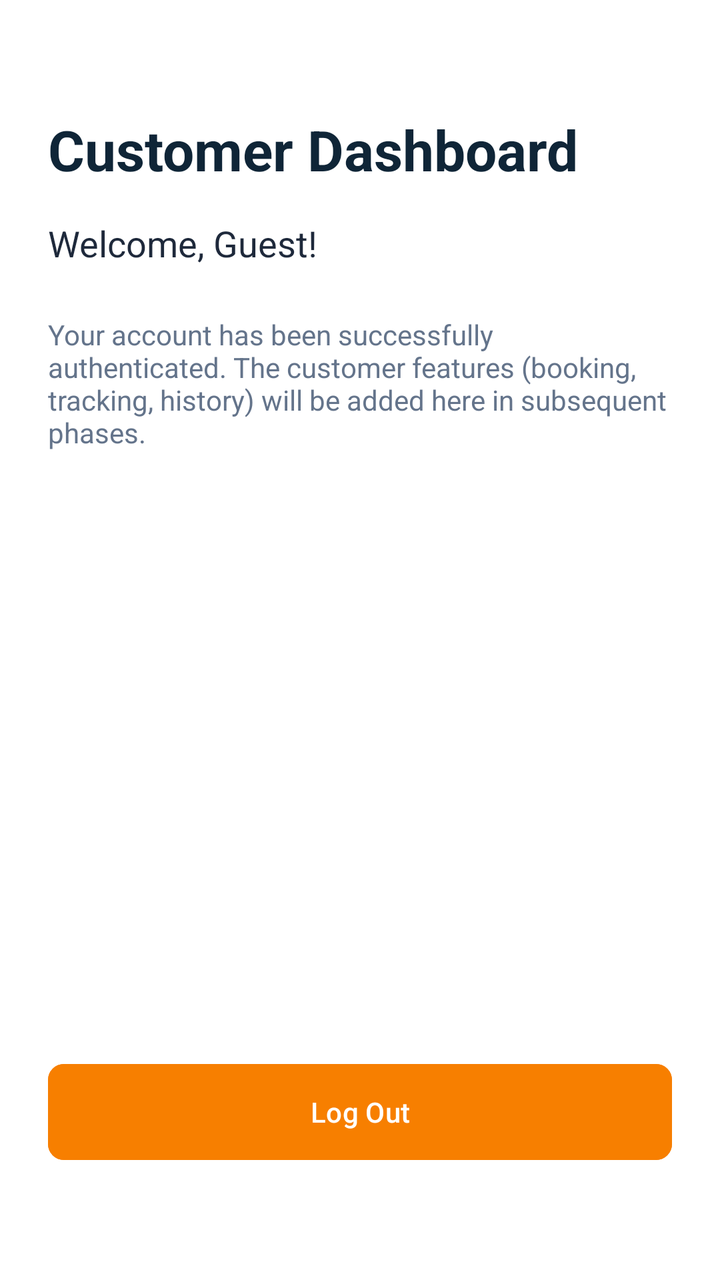
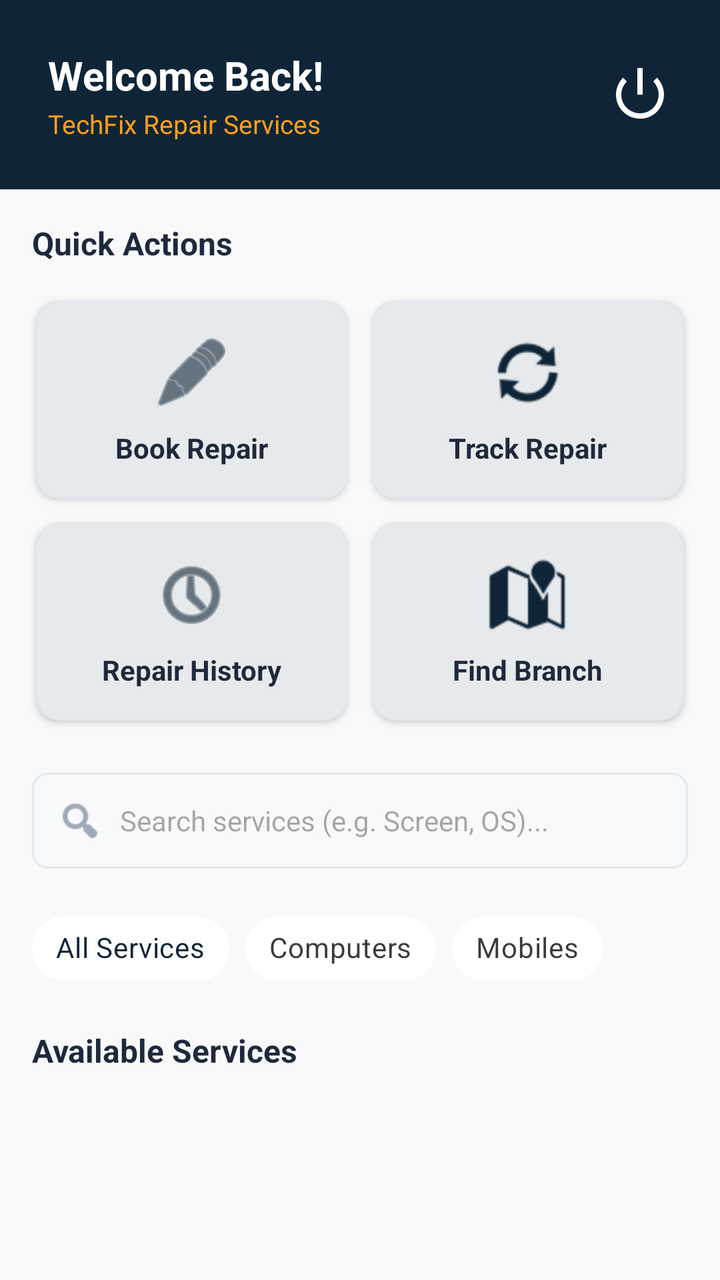

Two renders of the same Android screen: before a commit and after it. Below are the layout's source before the change and the commit's diff.
<!-- AndroidManifest.xml: application theme Theme.TechFix -->
<!-- res/layout/activity_customer_dashboard.xml -->
<?xml version="1.0" encoding="utf-8"?>
<androidx.constraintlayout.widget.ConstraintLayout
    xmlns:android="http://schemas.android.com/apk/res/android"
    xmlns:app="http://schemas.android.com/apk/res-auto"
    xmlns:tools="http://schemas.android.com/tools"
    android:layout_width="match_parent"
    android:layout_height="match_parent"
    android:padding="24dp"
    android:background="@color/backgroundColor"
    tools:context="com.techfix.app.customer.CustomerDashboardActivity">

    <TextView
        android:id="@+id/dashboardTitle"
        android:layout_width="wrap_content"
        android:layout_height="wrap_content"
        android:text="Customer Dashboard"
        android:textSize="28sp"
        android:textStyle="bold"
        android:textColor="@color/primaryColor"
        android:layout_marginTop="32dp"
        app:layout_constraintTop_toTopOf="parent"
        app:layout_constraintStart_toStartOf="parent" />

    <TextView
        android:id="@+id/welcomeUserText"
        android:layout_width="wrap_content"
        android:layout_height="wrap_content"
        android:text="Welcome, Guest!"
        android:textSize="18sp"
        android:textColor="@color/textPrimary"
        android:layout_marginTop="16dp"
        app:layout_constraintTop_toBottomOf="@id/dashboardTitle"
        app:layout_constraintStart_toStartOf="parent" />

    <TextView
        android:id="@+id/tempMessage"
        android:layout_width="match_parent"
        android:layout_height="wrap_content"
        android:text="Your account has been successfully authenticated. The customer features (booking, tracking, history) will be added here in subsequent phases."
        android:textSize="14sp"
        android:textColor="@color/textSecondary"
        android:layout_marginTop="24dp"
        app:layout_constraintTop_toBottomOf="@id/welcomeUserText" />

    <com.google.android.material.button.MaterialButton
        android:id="@+id/logoutButton"
        android:layout_width="match_parent"
        android:layout_height="56dp"
        android:text="Log Out"
        android:backgroundTint="@color/secondaryColor"
        android:textColor="@color/white"
        app:cornerRadius="8dp"
        android:layout_marginBottom="32dp"
        app:layout_constraintBottom_toBottomOf="parent" />

</androidx.constraintlayout.widget.ConstraintLayout>
<!-- resources referenced by this layout -->
<resources>
  <color name="backgroundColor">#FFFFFF</color>
  <color name="primaryColor">#0F2537</color>
  <color name="secondaryColor">#F77F00</color>
  <color name="textPrimary">#1E293B</color>
  <color name="textSecondary">#64748B</color>
  <color name="white">#FFFFFFFF</color>
  <style name="Theme.TechFix" parent="Base.Theme.TechFix" />
  <style name="Base.Theme.TechFix" parent="Theme.Material3.DayNight.NoActionBar">
          
          <item name="colorPrimary">@color/primaryColor</item>
          <item name="colorPrimaryDark">@color/primaryDarkColor</item>
          <item name="colorSecondary">@color/secondaryColor</item>
          <item name="colorError">@color/errorColor</item>
          
          
          <item name="android:windowBackground">@color/backgroundColor</item>
          <item name="colorSurface">@color/surfaceColor</item>
          <item name="colorOnPrimary">@color/white</item>
          <item name="colorOnSecondary">@color/white</item>
      </style>
  <color name="primaryDarkColor">#081426</color>
  <color name="errorColor">#D00000</color>
  <color name="surfaceColor">#F8F9FA</color>
</resources>

<!-- the commit's change to res/layout/activity_customer_dashboard.xml (unified diff, before → after) -->
@@ -1,56 +1,426 @@
 <?xml version="1.0" encoding="utf-8"?>
-<androidx.constraintlayout.widget.ConstraintLayout
+<androidx.constraintlayout.widget.ConstraintLayout 
     xmlns:android="http://schemas.android.com/apk/res/android"
     xmlns:app="http://schemas.android.com/apk/res-auto"
     xmlns:tools="http://schemas.android.com/tools"
     android:layout_width="match_parent"
     android:layout_height="match_parent"
-    android:padding="24dp"
-    android:background="@color/backgroundColor"
+    android:background="@color/surfaceColor"
     tools:context="com.techfix.app.customer.CustomerDashboardActivity">
 
-    <TextView
-        android:id="@+id/dashboardTitle"
-        android:layout_width="wrap_content"
-        android:layout_height="wrap_content"
-        android:text="Customer Dashboard"
-        android:textSize="28sp"
-        android:textStyle="bold"
-        android:textColor="@color/primaryColor"
-        android:layout_marginTop="32dp"
-        app:layout_constraintTop_toTopOf="parent"
-        app:layout_constraintStart_toStartOf="parent" />
-
-    <TextView
-        android:id="@+id/welcomeUserText"
-        android:layout_width="wrap_content"
-        android:layout_height="wrap_content"
-        android:text="Welcome, Guest!"
-        android:textSize="18sp"
-        android:textColor="@color/textPrimary"
-        android:layout_marginTop="16dp"
-        app:layout_constraintTop_toBottomOf="@id/dashboardTitle"
-        app:layout_constraintStart_toStartOf="parent" />
-
-    <TextView
-        android:id="@+id/tempMessage"
+    <ScrollView
+        android:layout_width="match_parent"
+        android:layout_height="match_parent"
+        android:fillViewport="true">
+
+        <LinearLayout
+            android:layout_width="match_parent"
+            android:layout_height="wrap_content"
+            android:orientation="vertical">
+
+            
+            <RelativeLayout
+                android:layout_width="match_parent"
+                android:layout_height="wrap_content"
+                android:background="@color/primaryColor"
+                android:padding="24dp">
+
+                <TextView
+                    android:id="@+id/welcomeUserText"
+                    android:layout_width="wrap_content"
+                    android:layout_height="wrap_content"
+                    android:text="Welcome Back!"
+                    android:textSize="20sp"
+                    android:textStyle="bold"
+                    android:textColor="@color/white" />
+
+                <TextView
+                    android:layout_width="wrap_content"
+                    android:layout_height="wrap_content"
+                    android:text="TechFix Repair Services"
+                    android:textSize="13sp"
+                    android:textColor="@color/secondaryLightColor"
+                    android:layout_below="@id/welcomeUserText"
+                    android:layout_marginTop="2dp" />
+
+                <ImageView
+                    android:id="@+id/logoutIcon"
+                    android:layout_width="32dp"
+                    android:layout_height="32dp"
+                    android:layout_alignParentEnd="true"
+                    android:layout_centerVertical="true"
+                    android:src="@android:drawable/ic_lock_power_off"
+                    android:contentDescription="Log Out"
+                    app:tint="@color/white" />
+            </RelativeLayout>
+
+            
+            <TextView
+                android:layout_width="wrap_content"
+                android:layout_height="wrap_content"
+                android:text="Quick Actions"
+                android:textSize="16sp"
+                android:textStyle="bold"
+                android:textColor="@color/textPrimary"
+                android:layout_marginHorizontal="16dp"
+                android:layout_marginTop="16dp" />
+
+            <GridLayout
+                android:layout_width="match_parent"
+                android:layout_height="wrap_content"
+                android:columnCount="2"
+                android:rowCount="2"
+                android:padding="12dp">
+
+                
+                <com.google.android.material.card.MaterialCardView
+                    android:id="@+id/actionBookRepair"
+                    android:layout_width="0dp"
+                    android:layout_height="wrap_content"
+                    android:layout_columnWeight="1"
+                    android:layout_margin="6dp"
+                    app:cardCornerRadius="12dp"
+                    app:cardElevation="2dp"
+                    app:strokeWidth="1dp"
+                    app:strokeColor="@color/dividerColor">
+                    <LinearLayout
+                        android:layout_width="match_parent"
+                        android:layout_height="wrap_content"
+                        android:orientation="vertical"
+                        android:gravity="center"
+                        android:padding="16dp">
+                        <ImageView
+                            android:layout_width="40dp"
+                            android:layout_height="40dp"
+                            android:src="@android:drawable/ic_menu_edit"
+                            app:tint="@color/primaryColor" />
+                        <TextView
+                            android:layout_width="wrap_content"
+                            android:layout_height="wrap_content"
+                            android:text="Book Repair"
+                            android:textSize="14sp"
+                            android:textStyle="bold"
+                            android:textColor="@color/textPrimary"
+                            android:layout_marginTop="8dp" />
+                    </LinearLayout>
+                </com.google.android.material.card.MaterialCardView>
+
+                
+                <com.google.android.material.card.MaterialCardView
+                    android:id="@+id/actionTrackRepair"
+                    android:layout_width="0dp"
+                    android:layout_height="wrap_content"
+                    android:layout_columnWeight="1"
+                    android:layout_margin="6dp"
+                    app:cardCornerRadius="12dp"
+                    app:cardElevation="2dp"
+                    app:strokeWidth="1dp"
+                    app:strokeColor="@color/dividerColor">
+                    <LinearLayout
+                        android:layout_width="match_parent"
+                        android:layout_height="wrap_content"
+                        android:orientation="vertical"
+                        android:gravity="center"
+                        android:padding="16dp">
+                        <ImageView
+                            android:layout_width="40dp"
+                            android:layout_height="40dp"
+                            android:src="@android:drawable/ic_popup_sync"
+                            app:tint="@color/primaryColor" />
+                        <TextView
+                            android:layout_width="wrap_content"
+                            android:layout_height="wrap_content"
+                            android:text="Track Repair"
+                            android:textSize="14sp"
+                            android:textStyle="bold"
+                            android:textColor="@color/textPrimary"
+                            android:layout_marginTop="8dp" />
+                    </LinearLayout>
+                </com.google.android.material.card.MaterialCardView>
+
+                
+                <com.google.android.material.card.MaterialCardView
+                    android:id="@+id/actionHistory"
+                    android:layout_width="0dp"
+                    android:layout_height="wrap_content"
+                    android:layout_columnWeight="1"
+                    android:layout_margin="6dp"
+                    app:cardCornerRadius="12dp"
+                    app:cardElevation="2dp"
+                    app:strokeWidth="1dp"
+                    app:strokeColor="@color/dividerColor">
+                    <LinearLayout
+                        android:layout_width="match_parent"
+                        android:layout_height="wrap_content"
+                        android:orientation="vertical"
+                        android:gravity="center"
+                        android:padding="16dp">
+                        <ImageView
+                            android:layout_width="40dp"
+                            android:layout_height="40dp"
+                            android:src="@android:drawable/ic_menu_recent_history"
+                            app:tint="@color/primaryColor" />
+                        <TextView
+                            android:layout_width="wrap_content"
+                            android:layout_height="wrap_content"
+                            android:text="Repair History"
+                            android:textSize="14sp"
+                            android:textStyle="bold"
+                            android:textColor="@color/textPrimary"
+                            android:layout_marginTop="8dp" />
+                    </LinearLayout>
+                </com.google.android.material.card.MaterialCardView>
+
+                
+                <com.google.android.material.card.MaterialCardView
+                    android:id="@+id/actionFindBranch"
+                    android:layout_width="0dp"
+                    android:layout_height="wrap_content"
+                    android:layout_columnWeight="1"
+                    android:layout_margin="6dp"
+                    app:cardCornerRadius="12dp"
+                    app:cardElevation="2dp"
+                    app:strokeWidth="1dp"
+                    app:strokeColor="@color/dividerColor">
+                    <LinearLayout
+                        android:layout_width="match_parent"
+                        android:layout_height="wrap_content"
+                        android:orientation="vertical"
+                        android:gravity="center"
+                        android:padding="16dp">
+                        <ImageView
+                            android:layout_width="40dp"
+                            android:layout_height="40dp"
+                            android:src="@android:drawable/ic_dialog_map"
+                            app:tint="@color/primaryColor" />
+                        <TextView
+                            android:layout_width="wrap_content"
+                            android:layout_height="wrap_content"
+                            android:text="Find Branch"
+                            android:textSize="14sp"
+                            android:textStyle="bold"
+                            android:textColor="@color/textPrimary"
+                            android:layout_marginTop="8dp" />
+                    </LinearLayout>
+                </com.google.android.material.card.MaterialCardView>
+            </GridLayout>
+
+            
+            <com.google.android.material.card.MaterialCardView
+                android:layout_width="match_parent"
+                android:layout_height="wrap_content"
+                android:layout_marginHorizontal="16dp"
+                android:layout_marginTop="8dp"
+                app:cardCornerRadius="8dp"
+                app:cardElevation="0dp"
+                app:strokeWidth="1dp"
+                app:strokeColor="@color/dividerColor">
+                <LinearLayout
+                    android:layout_width="match_parent"
+                    android:layout_height="wrap_content"
+                    android:orientation="horizontal"
+                    android:gravity="center_vertical"
+                    android:paddingHorizontal="12dp">
+                    <ImageView
+                        android:layout_width="24dp"
+                        android:layout_height="24dp"
+                        android:src="@android:drawable/ic_menu_search"
+                        app:tint="@color/textSecondary" />
+                    <EditText
+                        android:id="@+id/searchEditText"
+                        android:layout_width="match_parent"
+                        android:layout_height="48dp"
+                        android:background="@android:color/transparent"
+                        android:hint="Search services (e.g. Screen, OS)..."
+                        android:textSize="14sp"
+                        android:paddingStart="8dp"
+                        android:inputType="text"
+                        android:maxLines="1"
+                        android:textColor="@color/textPrimary" />
+                </LinearLayout>
+            </com.google.android.material.card.MaterialCardView>
+
+            
+            <LinearLayout
+                android:layout_width="match_parent"
+                android:layout_height="wrap_content"
+                android:orientation="horizontal"
+                android:paddingHorizontal="16dp"
+                android:layout_marginTop="16dp"
+                android:gravity="center_vertical">
+
+                <com.google.android.material.chip.ChipGroup
+                    android:id="@+id/categoryChipGroup"
+                    android:layout_width="match_parent"
+                    android:layout_height="wrap_content"
+                    app:singleSelection="true">
+
+                    <com.google.android.material.chip.Chip
+                        android:id="@+id/chipAll"
+                        style="@style/Widget.MaterialComponents.Chip.Choice"
+                        android:layout_width="wrap_content"
+                        android:layout_height="wrap_content"
+                        android:text="All Services"
+                        android:checked="true"
+                        app:chipBackgroundColor="@color/white" />
+
+                    <com.google.android.material.chip.Chip
+                        android:id="@+id/chipComputer"
+                        style="@style/Widget.MaterialComponents.Chip.Choice"
+                        android:layout_width="wrap_content"
+                        android:layout_height="wrap_content"
+                        android:text="Computers"
+                        app:chipBackgroundColor="@color/white" />
+
+                    <com.google.android.material.chip.Chip
+                        android:id="@+id/chipMobile"
+                        style="@style/Widget.MaterialComponents.Chip.Choice"
+                        android:layout_width="wrap_content"
+                        android:layout_height="wrap_content"
+                        android:text="Mobiles"
+                        app:chipBackgroundColor="@color/white" />
+                </com.google.android.material.chip.ChipGroup>
+            </LinearLayout>
+
+            
+            <TextView
+                android:layout_width="wrap_content"
+                android:layout_height="wrap_content"
+                android:text="Available Services"
+                android:textSize="16sp"
+                android:textStyle="bold"
+                android:textColor="@color/textPrimary"
+                android:layout_marginHorizontal="16dp"
+                android:layout_marginTop="16dp" />
+
+            
+            <TextView
+                android:id="@+id/emptyStateText"
+                android:layout_width="match_parent"
+                android:layout_height="wrap_content"
+                android:text="No services found matching your search query."
+                android:textColor="@color/textSecondary"
+                android:textSize="14sp"
+                android:gravity="center"
+                android:padding="32dp"
+                android:visibility="gone" />
+
+            
+            <androidx.recyclerview.widget.RecyclerView
+                android:id="@+id/servicesRecyclerView"
+                android:layout_width="match_parent"
+                android:layout_height="wrap_content"
+                android:layout_marginTop="8dp"
+                android:layout_marginBottom="24dp"
+                android:nestedScrollingEnabled="false"
+                tools:listitem="@layout/item_service" />
+
+        </LinearLayout>
+    </ScrollView>
+</androidx.constraintlayout.widget.ConstraintLayout>
+<!-- res/layout/item_service.xml (included above) -->
+<?xml version="1.0" encoding="utf-8"?>
+<com.google.android.material.card.MaterialCardView 
+    xmlns:android="http://schemas.android.com/apk/res/android"
+    xmlns:app="http://schemas.android.com/apk/res-auto"
+    android:layout_width="match_parent"
+    android:layout_height="wrap_content"
+    android:layout_marginHorizontal="16dp"
+    android:layout_marginVertical="8dp"
+    app:cardCornerRadius="12dp"
+    app:cardElevation="2dp"
+    app:strokeWidth="1dp"
+    app:strokeColor="@color/dividerColor">
+
+    <LinearLayout
         android:layout_width="match_parent"
         android:layout_height="wrap_content"
-        android:text="Your account has been successfully authenticated. The customer features (booking, tracking, history) will be added here in subsequent phases."
-        android:textSize="14sp"
-        android:textColor="@color/textSecondary"
-        android:layout_marginTop="24dp"
-        app:layout_constraintTop_toBottomOf="@id/welcomeUserText" />
-
-    <com.google.android.material.button.MaterialButton
-        android:id="@+id/logoutButton"
-        android:layout_width="match_parent"
-        android:layout_height="56dp"
-        android:text="Log Out"
-        android:backgroundTint="@color/secondaryColor"
-        android:textColor="@color/white"
-        app:cornerRadius="8dp"
-        android:layout_marginBottom="32dp"
-        app:layout_constraintBottom_toBottomOf="parent" />
-
-</androidx.constraintlayout.widget.ConstraintLayout>
+        android:orientation="horizontal"
+        android:padding="12dp">
+
+        
+        <ImageView
+            android:id="@+id/serviceImageView"
+            android:layout_width="80dp"
+            android:layout_height="80dp"
+            android:layout_gravity="center_vertical"
+            android:scaleType="centerCrop"
+            android:background="@color/surfaceColor"
+            android:src="@android:drawable/ic_menu_report_image" />
+
+        <LinearLayout
+            android:layout_width="0dp"
+            android:layout_height="wrap_content"
+            android:layout_weight="1"
+            android:orientation="vertical"
+            android:layout_marginStart="16dp">
+
+            <LinearLayout
+                android:layout_width="match_parent"
+                android:layout_height="wrap_content"
+                android:orientation="horizontal"
+                android:gravity="center_vertical">
+
+                <TextView
+                    android:id="@+id/serviceNameText"
+                    android:layout_width="0dp"
+                    android:layout_height="wrap_content"
+                    android:layout_weight="1"
+                    android:text="Laptop Screen Repair"
+                    android:textSize="16sp"
+                    android:textStyle="bold"
+                    android:textColor="@color/textPrimary" />
+
+                
+                <TextView
+                    android:id="@+id/categoryBadge"
+                    android:layout_width="wrap_content"
+                    android:layout_height="wrap_content"
+                    android:text="Computer"
+                    android:textSize="11sp"
+                    android:textStyle="bold"
+                    android:textColor="@color/white"
+                    android:background="@color/primaryLightColor"
+                    android:paddingHorizontal="8dp"
+                    android:paddingVertical="2dp" />
+            </LinearLayout>
+
+            <TextView
+                android:id="@+id/serviceDescText"
+                android:layout_width="match_parent"
+                android:layout_height="wrap_content"
+                android:text="Replacement of cracked, damaged or flickering laptop screen panel."
+                android:textSize="13sp"
+                android:textColor="@color/textSecondary"
+                android:layout_marginTop="4dp"
+                android:maxLines="2"
+                android:ellipsize="end" />
+
+            <LinearLayout
+                android:layout_width="match_parent"
+                android:layout_height="wrap_content"
+                android:orientation="horizontal"
+                android:layout_marginTop="8dp"
+                android:gravity="center_vertical">
+
+                <TextView
+                    android:id="@+id/servicePriceText"
+                    android:layout_width="0dp"
+                    android:layout_height="wrap_content"
+                    android:layout_weight="1"
+                    android:text="Rs. 15,000"
+                    android:textSize="15sp"
+                    android:textStyle="bold"
+                    android:textColor="@color/secondaryColor" />
+
+                <TextView
+                    android:id="@+id/serviceDurationText"
+                    android:layout_width="wrap_content"
+                    android:layout_height="wrap_content"
+                    android:text="Duration: 1-2 days"
+                    android:textSize="12sp"
+                    android:textColor="@color/textSecondary" />
+            </LinearLayout>
+        </LinearLayout>
+    </LinearLayout>
+</com.google.android.material.card.MaterialCardView>
<!-- resource entries referenced after the edit -->
@@ -1,8 +1,11 @@
 <!-- resources referenced by this layout -->
 <resources>
-  <color name="backgroundColor">#FFFFFF</color>
+  <color name="dividerColor">#E2E8F0</color>
   <color name="primaryColor">#0F2537</color>
+  <color name="primaryLightColor">#1D3557</color>
   <color name="secondaryColor">#F77F00</color>
+  <color name="secondaryLightColor">#FF9F1C</color>
+  <color name="surfaceColor">#F8F9FA</color>
   <color name="textPrimary">#1E293B</color>
   <color name="textSecondary">#64748B</color>
   <color name="white">#FFFFFFFF</color>
@@ -22,6 +25,6 @@
       </style>
   <color name="primaryDarkColor">#081426</color>
   <color name="errorColor">#D00000</color>
-  <color name="surfaceColor">#F8F9FA</color>
+  <color name="backgroundColor">#FFFFFF</color>
 </resources>
 
